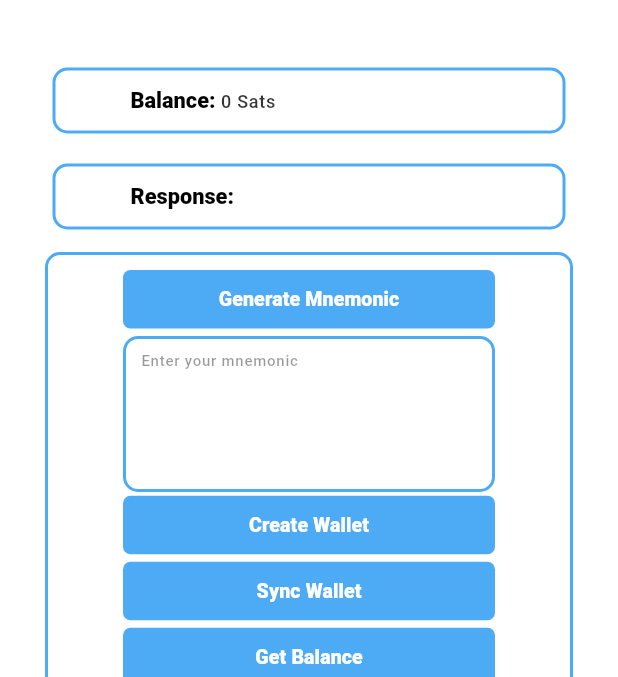
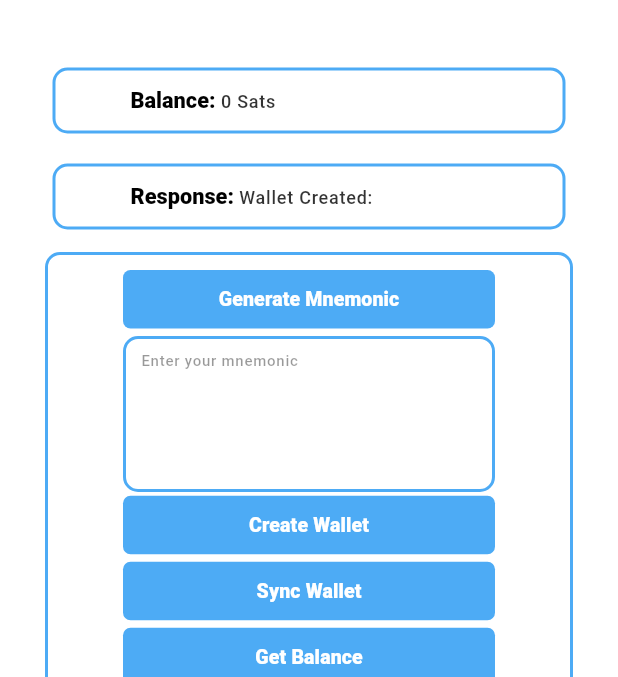
Before and after one commit to LtbLightning/bdk-flutter-quickstart, a Flutter app: the screen it shows after launch, after a tap on "Create Wallet", on a phone screen of 412 x 824 dp, the part 69-746 px from its top. Run offline on Flutter 3.47's test engine with Material 3 defaults, Android fonts, the phone set to English and light mode, and no system bars; missing offline and left inert: bdk_flutter.

Commit message:
upgrade to latest version

```diff
--- a/lib/screens/home.dart
+++ b/lib/screens/home.dart
@@ -5,7 +5,7 @@ import 'package:flutter/material.dart';
 import '../widgets/widgets.dart';
 
 class Home extends StatefulWidget {
-  const Home({Key? key}) : super(key: key);
+  const Home({super.key});
 
   @override
   State<Home> createState() => _HomeState();
@@ -22,11 +22,10 @@ class _HomeState extends State<Home> {
   TextEditingController amount = TextEditingController();
 
   generateMnemonicHandler() async {
-    var res = await (await Mnemonic.create(WordCount.words12)).asString();
-
+    var res = await Mnemonic.create(WordCount.words12);
     setState(() {
-      mnemonic.text = res;
-      displayText = res;
+      mnemonic.text = res.toString();
+      displayText = res.toString();
     });
   }
 
@@ -54,8 +53,7 @@ class _HomeState extends State<Home> {
     }
   }
 
-  createOrRestoreWallet(
-      String mnemonic, Network network, String? password, String path) async {
+  createOrRestoreWallet(String mnemonic, Network network) async {
     try {
       final descriptors = await getDescriptors(mnemonic);
       await blockchainInit();
@@ -63,13 +61,13 @@ class _HomeState extends State<Home> {
           descriptor: descriptors[0],
           changeDescriptor: descriptors[1],
           network: network,
-          databaseConfig: const DatabaseConfig.memory());
+          databaseConfig: DatabaseConfig.memory());
       setState(() {
         wallet = res;
       });
       var addressInfo = await getNewAddress();
-      address = await addressInfo.address.asString();
       setState(() {
+        address = addressInfo.address.toString();
         displayText = "Wallet Created: $address";
       });
     } on Exception catch (e) {
@@ -97,9 +95,9 @@ class _HomeState extends State<Home> {
     if (kDebugMode) {
       print(res.address);
     }
-    address = await res.address.asString();
     setState(() {
-      displayText = address;
+      displayText = res.address.toString();
+      address = res.address.toString();
     });
     return res;
   }
@@ -108,25 +106,25 @@ class _HomeState extends State<Home> {
     try {
       final txBuilder = TxBuilder();
       final address =
-          await Address.fromString(s: addressStr, network: Network.signet);
-      final script = await address.scriptPubkey();
-
-      final psbt = await txBuilder
-          .addRecipient(script, amount)
+          await Address.fromString(s: addressStr, network: wallet.network());
+      final script = address.scriptPubkey();
+      final txBuilderResult = await txBuilder
+          .addRecipient(script, BigInt.from(amount))
           .feeRate(1.0)
           .finish(wallet);
-      final isFinalized = await wallet.sign(psbt: psbt.$1);
+      final psbt = txBuilderResult.$1;
+      final isFinalized = await wallet.sign(psbt: psbt);
       if (isFinalized) {
-        final tx = await psbt.$1.extractTx();
-        final res = await blockchain.broadcast(transaction: tx);
-        debugPrint(res);
+        final tx = psbt.extractTx();
+        await blockchain.broadcast(transaction: tx);
+        setState(() {
+          displayText = "Successfully broadcast $amount Sats to $addressStr";
+        });
       } else {
-        debugPrint("psbt not finalized!");
+        setState(() {
+          displayText = "psbt not finalized";
+        });
       }
-
-      setState(() {
-        displayText = "Successfully broadcast $amount Sats to $addressStr";
-      });
     } on Exception catch (e) {
       setState(() {
         displayText = "Error: ${e.toString()}";
@@ -137,13 +135,20 @@ class _HomeState extends State<Home> {
   blockchainInit() async {
     try {
       blockchain = await Blockchain.create(
-        config: const BlockchainConfig.esplora(
+        config: BlockchainConfig.esplora(
           config: EsploraConfig(
-            baseUrl: 'https://mutinynet.ltbl.io/api',
-            stopGap: 10,
+            baseUrl: "https://mutinynet.com/api",
+            stopGap: BigInt.from(10),
+            timeout: BigInt.from(5),
+            concurrency: 4,
+            proxy: null,
           ),
         ),
       );
+
+      if (kDebugMode) {
+        print("Blockchain initialized successfully");
+      }
     } on Exception catch (e) {
       setState(() {
         displayText = "Error: ${e.toString()}";
@@ -151,8 +156,28 @@ class _HomeState extends State<Home> {
     }
   }
 
-  syncWallet() async {
-    wallet.sync(blockchain: blockchain);
+  Future<void> syncWallet() async {
+    try {
+      setState(() {
+        displayText = "Syncing wallet...";
+      });
+
+      await wallet.sync(blockchain: blockchain);
+      setState(() {
+        displayText = "Sync completed";
+      });
+
+      if (kDebugMode) {
+        print("Wallet sync completed successfully");
+      }
+    } on Exception catch (e) {
+      setState(() {
+        displayText = "Sync error: $e";
+      });
+      if (kDebugMode) {
+        print("Error during sync: $e");
+      }
+    }
   }
 
   @override
@@ -198,8 +223,10 @@ class _HomeState extends State<Home> {
                       SubmitButton(
                         text: "Create Wallet",
                         callback: () async {
-                          await createOrRestoreWallet(mnemonic.text,
-                              Network.signet, "password", "m/84'/1'/0'");
+                          await createOrRestoreWallet(
+                            mnemonic.text,
+                            Network.signet,
+                          );
                         },
                       ),
                       SubmitButton(
--- a/lib/widgets/widgets.dart
+++ b/lib/widgets/widgets.dart
@@ -5,8 +5,7 @@ class SubmitButton extends StatelessWidget {
   final String text;
   final VoidCallback callback;
 
-  const SubmitButton({Key? key, required this.text, required this.callback})
-      : super(key: key);
+  const SubmitButton({super.key, required this.text, required this.callback});
 
   @override
   Widget build(BuildContext context) {
@@ -30,7 +29,7 @@ class SubmitButton extends StatelessWidget {
 class TextFieldContainer extends StatelessWidget {
   final Widget child;
 
-  const TextFieldContainer({Key? key, required this.child}) : super(key: key);
+  const TextFieldContainer({super.key, required this.child});
 
   @override
   Widget build(BuildContext context) {
@@ -47,7 +46,7 @@ class TextFieldContainer extends StatelessWidget {
 class StyledContainer extends StatelessWidget {
   final Widget child;
 
-  const StyledContainer({Key? key, required this.child}) : super(key: key);
+  const StyledContainer({super.key, required this.child});
 
   @override
   Widget build(BuildContext context) {
@@ -68,7 +67,7 @@ class StyledContainer extends StatelessWidget {
 class BalanceContainer extends StatelessWidget {
   final String text;
 
-  const BalanceContainer({Key? key, required this.text}) : super(key: key);
+  const BalanceContainer({super.key, required this.text});
 
   @override
   Widget build(BuildContext context) {
@@ -95,7 +94,7 @@ class BalanceContainer extends StatelessWidget {
 class ResponseContainer extends StatelessWidget {
   final String text;
 
-  const ResponseContainer({Key? key, required this.text}) : super(key: key);
+  const ResponseContainer({super.key, required this.text});
 
   @override
   Widget build(BuildContext context) {
--- a/pubspec.yaml
+++ b/pubspec.yaml
@@ -8,7 +8,7 @@ dependencies:
   flutter:
     sdk: flutter
   cupertino_icons: ^1.0.2
-  bdk_flutter: ^0.31.2-dev.2
+  bdk_flutter: ^0.31.2
 
 dev_dependencies:
   flutter_test:
```
Also changed, not shown: pubspec.lock, 8 other files.
